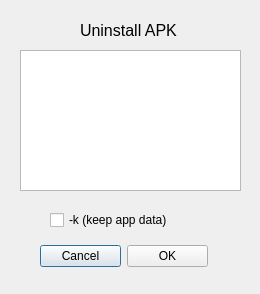
Above: uninstalldialog.ui from kbrack1/adbFire before the change. Below: the same form after it.
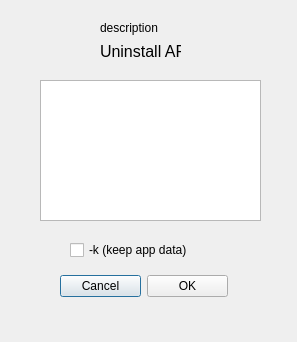
That is the form after the change.

```diff
--- a/uninstalldialog.ui
+++ b/uninstalldialog.ui
@@ -6,8 +6,8 @@
    <rect>
     <x>0</x>
     <y>0</y>
-    <width>260</width>
-    <height>294</height>
+    <width>297</width>
+    <height>342</height>
    </rect>
   </property>
   <property name="windowTitle">
@@ -16,38 +16,18 @@
   <widget class="QListWidget" name="unlistWidget">
    <property name="geometry">
     <rect>
-     <x>20</x>
-     <y>50</y>
+     <x>40</x>
+     <y>80</y>
      <width>221</width>
      <height>141</height>
     </rect>
    </property>
   </widget>
-  <widget class="QLabel" name="label">
-   <property name="geometry">
-    <rect>
-     <x>80</x>
-     <y>20</y>
-     <width>141</width>
-     <height>22</height>
-    </rect>
-   </property>
-   <property name="font">
-    <font>
-     <pointsize>14</pointsize>
-     <weight>50</weight>
-     <bold>false</bold>
-    </font>
-   </property>
-   <property name="text">
-    <string>&lt;html&gt;&lt;head/&gt;&lt;body&gt;&lt;p&gt;&lt;span style=&quot; font-size:12pt;&quot;&gt;Uninstall APK&lt;/span&gt;&lt;/p&gt;&lt;/body&gt;&lt;/html&gt;</string>
-   </property>
-  </widget>
   <widget class="QCheckBox" name="keepBox">
    <property name="geometry">
     <rect>
-     <x>50</x>
-     <y>210</y>
+     <x>70</x>
+     <y>240</y>
      <width>161</width>
      <height>20</height>
     </rect>
@@ -62,8 +42,8 @@
   <widget class="QWidget" name="layoutWidget">
    <property name="geometry">
     <rect>
-     <x>40</x>
-     <y>240</y>
+     <x>60</x>
+     <y>270</y>
      <width>168</width>
      <height>32</height>
     </rect>
@@ -85,6 +65,65 @@
     </item>
    </layout>
   </widget>
+  <widget class="QLabel" name="port">
+   <property name="geometry">
+    <rect>
+     <x>300</x>
+     <y>80</y>
+     <width>59</width>
+     <height>16</height>
+    </rect>
+   </property>
+   <property name="text">
+    <string>port</string>
+   </property>
+  </widget>
+  <widget class="QLabel" name="daddr">
+   <property name="geometry">
+    <rect>
+     <x>300</x>
+     <y>100</y>
+     <width>59</width>
+     <height>16</height>
+    </rect>
+   </property>
+   <property name="text">
+    <string>daddr</string>
+   </property>
+  </widget>
+  <widget class="QWidget" name="">
+   <property name="geometry">
+    <rect>
+     <x>100</x>
+     <y>20</y>
+     <width>81</width>
+     <height>41</height>
+    </rect>
+   </property>
+   <layout class="QVBoxLayout" name="verticalLayout">
+    <item>
+     <widget class="QLabel" name="description">
+      <property name="text">
+       <string>description</string>
+      </property>
+     </widget>
+    </item>
+    <item>
+     <widget class="QLabel" name="label">
+      <property name="font">
+       <font>
+        <pointsize>14</pointsize>
+        <weight>50</weight>
+        <bold>false</bold>
+       </font>
+      </property>
+      <property name="text">
+       <string>&lt;html&gt;&lt;head/&gt;&lt;body&gt;&lt;p&gt;&lt;span style=&quot; font-size:12pt;&quot;&gt;Uninstall APK&lt;/span&gt;&lt;/p&gt;&lt;/body&gt;&lt;/html&gt;</string>
+      </property>
+     </widget>
+    </item>
+   </layout>
+  </widget>
  </widget>
  <resources/>
  <connections>
```
